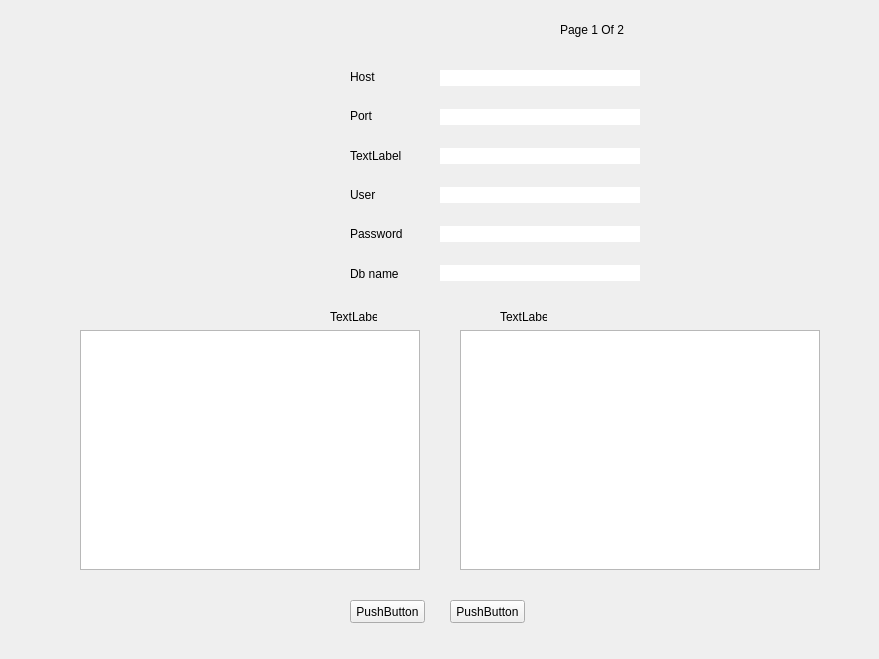
Above: ui/AdminSettings.ui from YassineBaghdadi/DEGITAL-management before the change. Below: the same form after it.
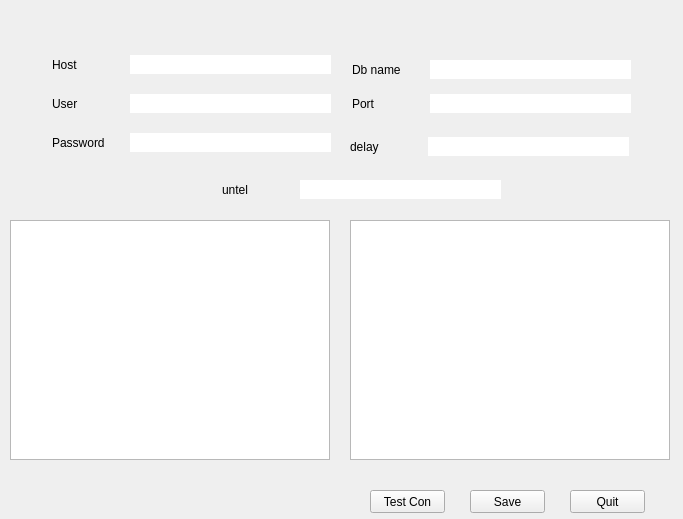
That is the form after the change.

The edit to the form file:
```diff
--- a/ui/AdminSettings.ui
+++ b/ui/AdminSettings.ui
@@ -6,8 +6,8 @@
    <rect>
     <x>0</x>
     <y>0</y>
-    <width>879</width>
-    <height>659</height>
+    <width>683</width>
+    <height>519</height>
    </rect>
   </property>
   <property name="minimumSize">
@@ -32,180 +32,233 @@
 	border : 0px solid #ffffff;
 }</string>
   </property>
-  <widget class="QWidget" name="verticalLayoutWidget">
+  <widget class="QTextEdit" name="login_time">
+   <property name="geometry">
+    <rect>
+     <x>10</x>
+     <y>220</y>
+     <width>320</width>
+     <height>240</height>
+    </rect>
+   </property>
+  </widget>
+  <widget class="QTextEdit" name="logs_">
    <property name="geometry">
     <rect>
      <x>350</x>
+     <y>220</y>
+     <width>320</width>
+     <height>240</height>
+    </rect>
+   </property>
+  </widget>
+  <widget class="QPushButton" name="save">
+   <property name="geometry">
+    <rect>
+     <x>470</x>
+     <y>490</y>
+     <width>75</width>
+     <height>23</height>
+    </rect>
+   </property>
+   <property name="text">
+    <string>Save</string>
+   </property>
+  </widget>
+  <widget class="QPushButton" name="quit">
+   <property name="geometry">
+    <rect>
+     <x>570</x>
+     <y>490</y>
+     <width>75</width>
+     <height>23</height>
+    </rect>
+   </property>
+   <property name="text">
+    <string>Quit</string>
+   </property>
+  </widget>
+  <widget class="QLineEdit" name="delay">
+   <property name="geometry">
+    <rect>
+     <x>428</x>
+     <y>137</y>
+     <width>201</width>
+     <height>19</height>
+    </rect>
+   </property>
+  </widget>
+  <widget class="QLineEdit" name="db_username">
+   <property name="geometry">
+    <rect>
+     <x>130</x>
+     <y>94</y>
+     <width>201</width>
+     <height>19</height>
+    </rect>
+   </property>
+  </widget>
+  <widget class="QLineEdit" name="db_passwrd">
+   <property name="geometry">
+    <rect>
+     <x>130</x>
+     <y>133</y>
+     <width>201</width>
+     <height>19</height>
+    </rect>
+   </property>
+   <property name="echoMode">
+    <enum>QLineEdit::Password</enum>
+   </property>
+  </widget>
+  <widget class="QLineEdit" name="db_host">
+   <property name="geometry">
+    <rect>
+     <x>130</x>
+     <y>55</y>
+     <width>201</width>
+     <height>19</height>
+    </rect>
+   </property>
+   <property name="minimumSize">
+    <size>
+     <width>0</width>
+     <height>0</height>
+    </size>
+   </property>
+  </widget>
+  <widget class="QLineEdit" name="db_port">
+   <property name="geometry">
+    <rect>
+     <x>430</x>
+     <y>94</y>
+     <width>201</width>
+     <height>19</height>
+    </rect>
+   </property>
+  </widget>
+  <widget class="QLineEdit" name="db_name">
+   <property name="geometry">
+    <rect>
+     <x>430</x>
      <y>60</y>
-     <width>80</width>
-     <height>230</height>
+     <width>201</width>
+     <height>19</height>
     </rect>
    </property>
-   <layout class="QVBoxLayout" name="verticalLayout">
-    <item>
-     <widget class="QLabel" name="label_2">
-      <property name="text">
-       <string>Host</string>
-      </property>
-     </widget>
-    </item>
-    <item>
-     <widget class="QLabel" name="label_5">
-      <property name="text">
-       <string>Port</string>
-      </property>
-     </widget>
-    </item>
-    <item>
-     <widget class="QLabel" name="label_3">
-      <property name="text">
-       <string>TextLabel</string>
-      </property>
-     </widget>
-    </item>
-    <item>
-     <widget class="QLabel" name="label_4">
-      <property name="text">
-       <string>User</string>
-      </property>
-     </widget>
-    </item>
-    <item>
-     <widget class="QLabel" name="label">
-      <property name="text">
-       <string>Password</string>
-      </property>
-     </widget>
-    </item>
-    <item>
-     <widget class="QLabel" name="label_6">
-      <property name="text">
-       <string>Db name</string>
-      </property>
-     </widget>
-    </item>
-   </layout>
   </widget>
-  <widget class="QWidget" name="verticalLayoutWidget_2">
+  <widget class="QLabel" name="label_3">
    <property name="geometry">
     <rect>
-     <x>440</x>
+     <x>350</x>
+     <y>130</y>
+     <width>81</width>
+     <height>33</height>
+    </rect>
+   </property>
+   <property name="text">
+    <string>delay</string>
+   </property>
+  </widget>
+  <widget class="QLabel" name="label_2">
+   <property name="geometry">
+    <rect>
+     <x>52</x>
+     <y>48</y>
+     <width>81</width>
+     <height>33</height>
+    </rect>
+   </property>
+   <property name="text">
+    <string>Host</string>
+   </property>
+  </widget>
+  <widget class="QLabel" name="label_6">
+   <property name="geometry">
+    <rect>
+     <x>352</x>
      <y>53</y>
-     <width>200</width>
-     <height>250</height>
+     <width>81</width>
+     <height>33</height>
     </rect>
    </property>
-   <layout class="QVBoxLayout" name="verticalLayout_2">
-    <item>
-     <widget class="QLineEdit" name="lineEdit">
-      <property name="minimumSize">
-       <size>
-        <width>0</width>
-        <height>0</height>
-       </size>
-      </property>
-     </widget>
-    </item>
-    <item>
-     <widget class="QLineEdit" name="lineEdit_4"/>
-    </item>
-    <item>
-     <widget class="QLineEdit" name="lineEdit_5"/>
-    </item>
-    <item>
-     <widget class="QLineEdit" name="lineEdit_3"/>
-    </item>
-    <item>
-     <widget class="QLineEdit" name="lineEdit_2"/>
-    </item>
-    <item>
-     <widget class="QLineEdit" name="lineEdit_6"/>
-    </item>
-   </layout>
+   <property name="text">
+    <string>Db name</string>
+   </property>
+  </widget>
+  <widget class="QLabel" name="label_4">
+   <property name="geometry">
+    <rect>
+     <x>52</x>
+     <y>87</y>
+     <width>81</width>
+     <height>33</height>
+    </rect>
+   </property>
+   <property name="text">
+    <string>User</string>
+   </property>
+  </widget>
+  <widget class="QLabel" name="label">
+   <property name="geometry">
+    <rect>
+     <x>52</x>
+     <y>126</y>
+     <width>81</width>
+     <height>33</height>
+    </rect>
+   </property>
+   <property name="text">
+    <string>Password</string>
+   </property>
+  </widget>
+  <widget class="QLabel" name="label_5">
+   <property name="geometry">
+    <rect>
+     <x>352</x>
+     <y>87</y>
+     <width>81</width>
+     <height>33</height>
+    </rect>
+   </property>
+   <property name="text">
+    <string>Port</string>
+   </property>
+  </widget>
+  <widget class="QLineEdit" name="serial_key">
+   <property name="geometry">
+    <rect>
+     <x>300</x>
+     <y>180</y>
+     <width>201</width>
+     <height>19</height>
+    </rect>
+   </property>
   </widget>
   <widget class="QLabel" name="label_7">
    <property name="geometry">
     <rect>
-     <x>330</x>
-     <y>310</y>
-     <width>47</width>
-     <height>13</height>
+     <x>222</x>
+     <y>173</y>
+     <width>81</width>
+     <height>33</height>
     </rect>
    </property>
    <property name="text">
-    <string>TextLabel</string>
+    <string>untel</string>
    </property>
   </widget>
-  <widget class="QLabel" name="label_8">
+  <widget class="QPushButton" name="tst_con">
    <property name="geometry">
     <rect>
-     <x>500</x>
-     <y>310</y>
-     <width>47</width>
-     <height>13</height>
-    </rect>
-   </property>
-   <property name="text">
-    <string>TextLabel</string>
-   </property>
-  </widget>
-  <widget class="QTextEdit" name="textEdit">
-   <property name="geometry">
-    <rect>
-     <x>80</x>
-     <y>330</y>
-     <width>340</width>
-     <height>240</height>
-    </rect>
-   </property>
-  </widget>
-  <widget class="QTextEdit" name="textEdit_2">
-   <property name="geometry">
-    <rect>
-     <x>460</x>
-     <y>330</y>
-     <width>360</width>
-     <height>240</height>
-    </rect>
-   </property>
-  </widget>
-  <widget class="QPushButton" name="pushButton">
-   <property name="geometry">
-    <rect>
-     <x>350</x>
-     <y>600</y>
+     <x>370</x>
+     <y>490</y>
      <width>75</width>
      <height>23</height>
     </rect>
    </property>
    <property name="text">
-    <string>PushButton</string>
-   </property>
-  </widget>
-  <widget class="QPushButton" name="pushButton_2">
-   <property name="geometry">
-    <rect>
-     <x>450</x>
-     <y>600</y>
-     <width>75</width>
-     <height>23</height>
-    </rect>
-   </property>
-   <property name="text">
-    <string>PushButton</string>
-   </property>
-  </widget>
-  <widget class="QLabel" name="label_9">
-   <property name="geometry">
-    <rect>
-     <x>560</x>
-     <y>20</y>
-     <width>101</width>
-     <height>20</height>
-    </rect>
-   </property>
-   <property name="text">
-    <string>Page 1 Of 2</string>
+    <string>Test Con</string>
    </property>
   </widget>
  </widget>
```
